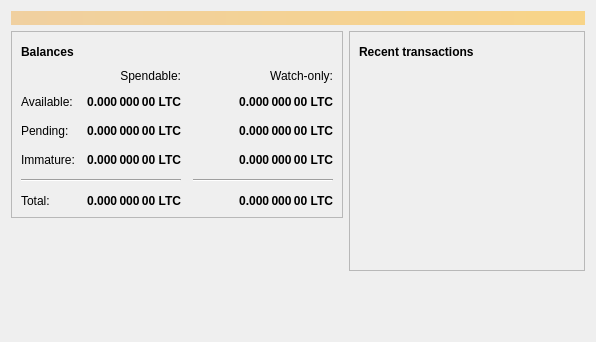
Above: src/qt/forms/overviewpage.ui from codingbam/batamcoin before the change. Below: the same form after it.
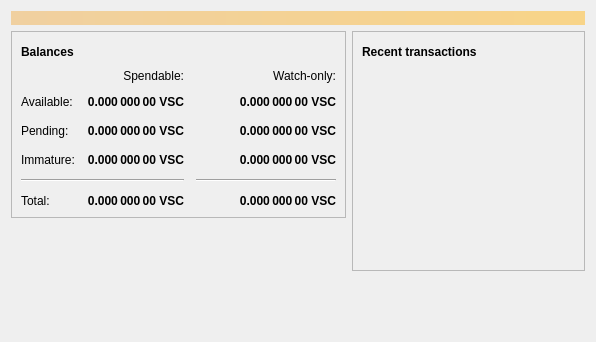
That is the form after the change. Icons and pictures are not drawn.

```diff
--- a/src/qt/forms/overviewpage.ui
+++ b/src/qt/forms/overviewpage.ui
@@ -129,7 +129,7 @@
                <string>Unconfirmed transactions to watch-only addresses</string>
               </property>
               <property name="text">
-               <string notr="true">0.000 000 00 LTC</string>
+               <string notr="true">0.000 000 00 VSC</string>
               </property>
               <property name="alignment">
                <set>Qt::AlignRight|Qt::AlignTrailing|Qt::AlignVCenter</set>
@@ -154,7 +154,7 @@
                <string>Total of transactions that have yet to be confirmed, and do not yet count toward the spendable balance</string>
               </property>
               <property name="text">
-               <string notr="true">0.000 000 00 LTC</string>
+               <string notr="true">0.000 000 00 VSC</string>
               </property>
               <property name="alignment">
                <set>Qt::AlignRight|Qt::AlignTrailing|Qt::AlignVCenter</set>
@@ -179,7 +179,7 @@
                <string>Mined balance in watch-only addresses that has not yet matured</string>
               </property>
               <property name="text">
-               <string notr="true">0.000 000 00 LTC</string>
+               <string notr="true">0.000 000 00 VSC</string>
               </property>
               <property name="alignment">
                <set>Qt::AlignRight|Qt::AlignTrailing|Qt::AlignVCenter</set>
@@ -237,7 +237,7 @@
                <string>Mined balance that has not yet matured</string>
               </property>
               <property name="text">
-               <string notr="true">0.000 000 00 LTC</string>
+               <string notr="true">0.000 000 00 VSC</string>
               </property>
               <property name="alignment">
                <set>Qt::AlignRight|Qt::AlignTrailing|Qt::AlignVCenter</set>
@@ -282,7 +282,7 @@
                <string>Your current total balance</string>
               </property>
               <property name="text">
-               <string notr="true">0.000 000 00 LTC</string>
+               <string notr="true">0.000 000 00 VSC</string>
               </property>
               <property name="alignment">
                <set>Qt::AlignRight|Qt::AlignTrailing|Qt::AlignVCenter</set>
@@ -307,7 +307,7 @@
                <string>Current total balance in watch-only addresses</string>
               </property>
               <property name="text">
-               <string notr="true">0.000 000 00 LTC</string>
+               <string notr="true">0.000 000 00 VSC</string>
               </property>
               <property name="alignment">
                <set>Qt::AlignRight|Qt::AlignTrailing|Qt::AlignVCenter</set>
@@ -349,7 +349,7 @@
                <string>Your current spendable balance</string>
               </property>
               <property name="text">
-               <string notr="true">0.000 000 00 LTC</string>
+               <string notr="true">0.000 000 00 VSC</string>
               </property>
               <property name="alignment">
                <set>Qt::AlignRight|Qt::AlignTrailing|Qt::AlignVCenter</set>
@@ -374,7 +374,7 @@
                <string>Your current balance in watch-only addresses</string>
               </property>
               <property name="text">
-               <string notr="true">0.000 000 00 LTC</string>
+               <string notr="true">0.000 000 00 VSC</string>
               </property>
               <property name="alignment">
                <set>Qt::AlignRight|Qt::AlignTrailing|Qt::AlignVCenter</set>
```
